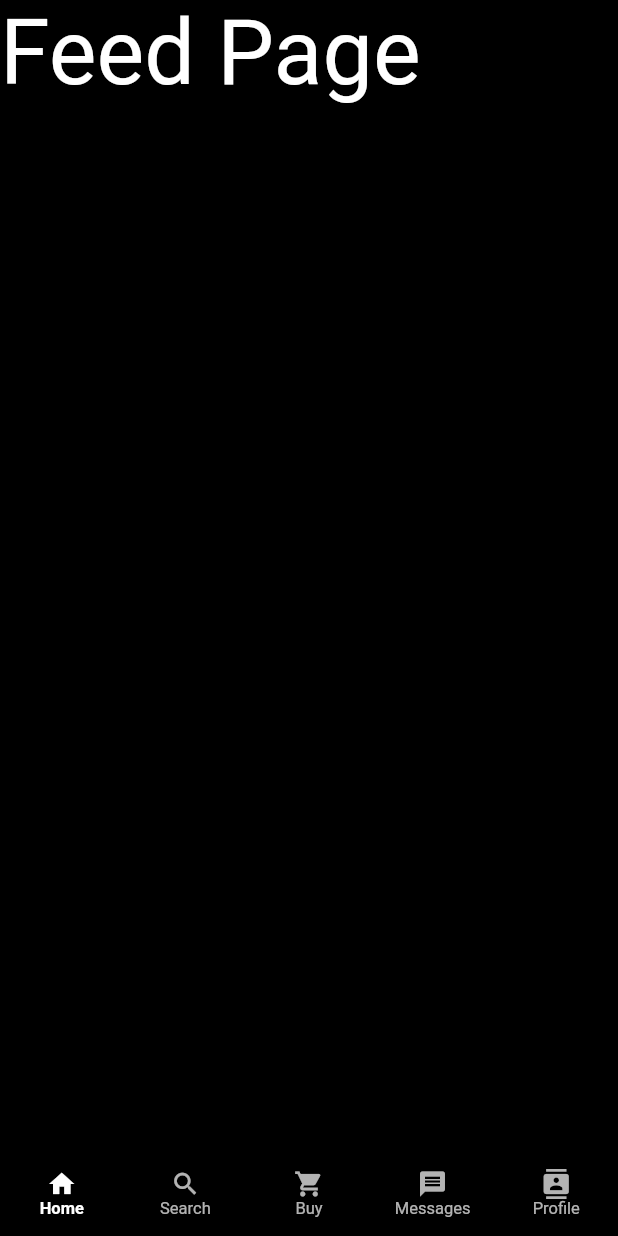
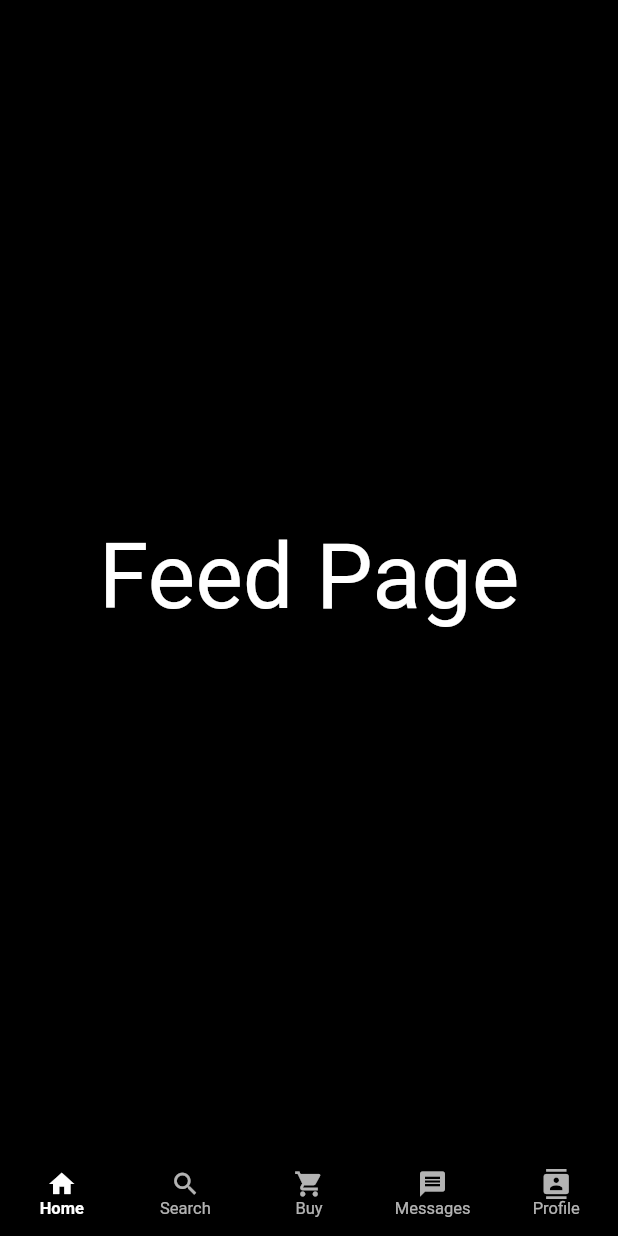
Before and after one commit to cvanvlack/BottomMenuNavigation, a Flutter app: the screen it shows after launch, on a phone screen of 412 x 824 dp. Run offline on Flutter 3.47's test engine with Material 2 defaults, Android fonts, the phone set to English and light mode, and no system bars; our stand-ins replace auto_route, dartz, freezed_annotation, hooks_riverpod.

Commit message:
- Removed unneeded theme_notifier.dart - centred text on pages

```diff
--- a/lib/core/application/theme_notifier.dart
+++ /dev/null
@@ -1,21 +0,0 @@
-import 'package:freezed_annotation/freezed_annotation.dart';
-import 'package:hooks_riverpod/hooks_riverpod.dart';
-
-part 'theme_notifier.freezed.dart';
-
-@freezed
-class ThemeState with _$ThemeState {
-  const ThemeState._();
-  const factory ThemeState.dark() = _Dark;
-  const factory ThemeState.light() = _Light;
-}
-
-class ThemeNotifier extends StateNotifier<ThemeState> {
-  //initializing with Themestate.dark for the feed view.
-  ThemeNotifier() : super(const ThemeState.dark());
-
-  void setDarkTheme() => state = const ThemeState.dark();
-  void setLightTheme() => state = const ThemeState.light();
-
-  ThemeState get themeState => state;
-}
--- a/lib/core/presentation/app_widget.dart
+++ b/lib/core/presentation/app_widget.dart
@@ -1,20 +1,23 @@
+import 'package:bottom_menu_navigation/core/application/page_notifier.dart';
 import 'package:bottom_menu_navigation/core/presentation/routes/app_router.gr.dart';
+import 'package:bottom_menu_navigation/core/shared/providers.dart';
+import 'package:dartz/dartz.dart';
 import 'package:flutter/material.dart';
 import 'package:hooks_riverpod/hooks_riverpod.dart';
 
-// final initializationProvider = FutureProvider<Unit>((ref) async {
-//   ref.read(pageStateNotifierProvider.notifier).pageState =
-//       const PageState.feedPage();
+final initializationProvider = FutureProvider<Unit>((ref) async {
+  ref.read(pageStateNotifierProvider.notifier).pageState =
+      const PageState.feedPage();
 
-//   return unit;
-// });
+  return unit;
+});
 
 class AppWidget extends ConsumerWidget {
   final appRouter = AppRouter();
 
   @override
   Widget build(BuildContext context, WidgetRef ref) {
-//    ref.listen(initializationProvider, (_) {});
+    ref.listen(initializationProvider, (_) {});
     return MaterialApp.router(
       title: 'Perfect Gift',
       routerDelegate: appRouter.delegate(),
--- a/lib/core/presentation/bottom_bar.dart
+++ b/lib/core/presentation/bottom_bar.dart
@@ -1,5 +1,5 @@
 import 'package:bottom_menu_navigation/core/application/page_notifier.dart';
-import 'package:bottom_menu_navigation/core/application/theme_notifier.dart';
+
 import 'package:bottom_menu_navigation/core/presentation/routes/app_router.gr.dart';
 import 'package:bottom_menu_navigation/core/shared/providers.dart';
 import 'package:flutter/material.dart';
@@ -12,9 +12,10 @@ class BottomBar extends ConsumerWidget {
 
   @override
   Widget build(BuildContext context, WidgetRef ref) {
-    final bool isDarkTheme =
-        ref.read(themeStateNotifierProvider.notifier).themeState ==
-            const ThemeState.dark();
+    final bool isDarkTheme = true;
+    //ref.read(pageStateNotifierProvider.notifier).pageState ==
+    //  const PageState.feedPage();
+
     final int menuIndex = 0;
 
     return BottomNavigationBar(
--- a/lib/core/shared/providers.dart
+++ b/lib/core/shared/providers.dart
@@ -1,10 +1,7 @@
 import 'package:bottom_menu_navigation/core/application/page_notifier.dart';
-import 'package:bottom_menu_navigation/core/application/theme_notifier.dart';
 import 'package:bottom_menu_navigation/core/presentation/routes/app_router.gr.dart';
 import 'package:hooks_riverpod/hooks_riverpod.dart';
 
-final themeStateNotifierProvider =
-    StateNotifierProvider<ThemeNotifier, ThemeState>((ref) => ThemeNotifier());
 final pageStateNotifierProvider =
     StateNotifierProvider<PageNotifier, PageState>((ref) => PageNotifier());
 
--- a/lib/feed/presentation/feed_page.dart
+++ b/lib/feed/presentation/feed_page.dart
@@ -9,11 +9,13 @@ class FeedPage extends StatelessWidget {
     return const Scaffold(
       bottomNavigationBar: BottomBar(),
       backgroundColor: Colors.black,
-      body: Text(
-        'Feed Page',
-        style: TextStyle(
-          color: Colors.white,
-          fontSize: 60,
+      body: Center(
+        child: Text(
+          'Feed Page',
+          style: TextStyle(
+            color: Colors.white,
+            fontSize: 60,
+          ),
         ),
       ),
     );
```
Also changed, not shown: lib/buy/presentation/buy_page.dart (+8 -6 lines), lib/messages/presentation/messages_page.dart (+8 -6 lines), lib/profile/presentation/profile_page.dart (+8 -6 lines), lib/search/presentation/search_page.dart (+8 -6 lines), lib/core/application/theme_notifier.freezed.dart (deleted).
